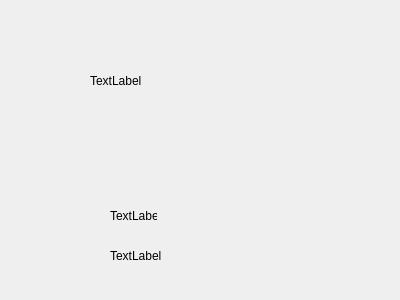
Qt form over.ui (annie31123/candycrush) before a commit.
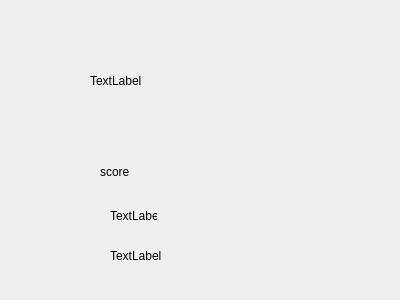
The same form after that commit.

```diff
--- a/over.ui
+++ b/over.ui
@@ -52,6 +52,19 @@
     <string>TextLabel</string>
    </property>
   </widget>
+  <widget class="QLabel" name="label_2">
+   <property name="geometry">
+    <rect>
+     <x>100</x>
+     <y>161</y>
+     <width>47</width>
+     <height>21</height>
+    </rect>
+   </property>
+   <property name="text">
+    <string>score</string>
+   </property>
+  </widget>
  </widget>
  <resources/>
  <connections/>
```
